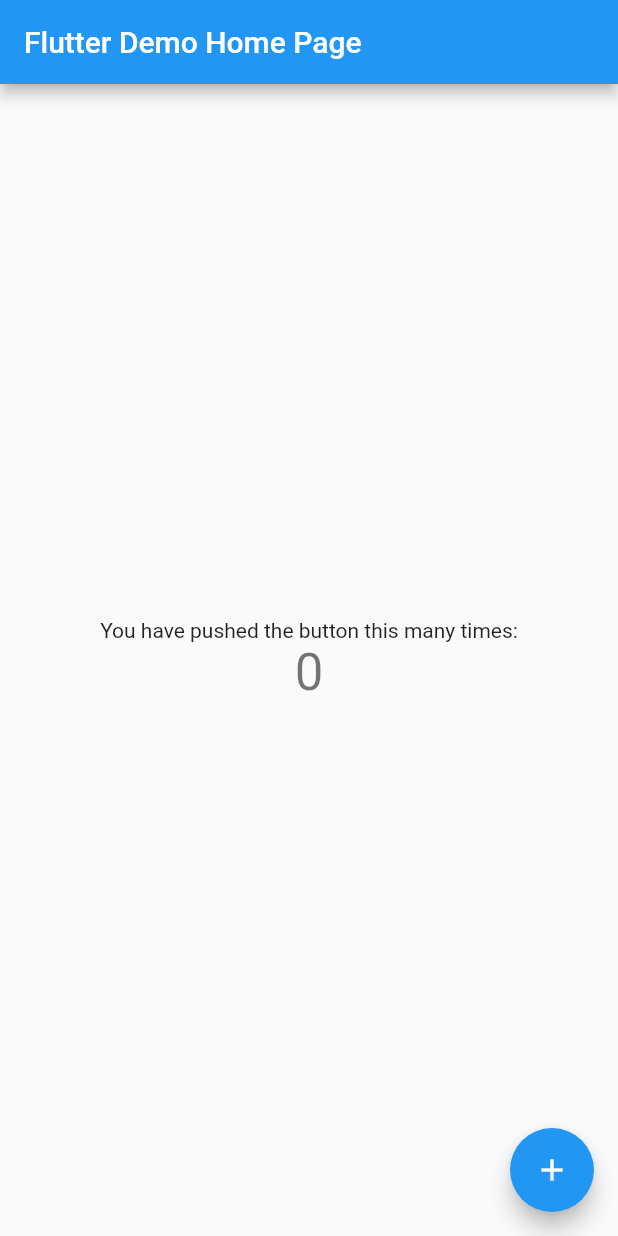
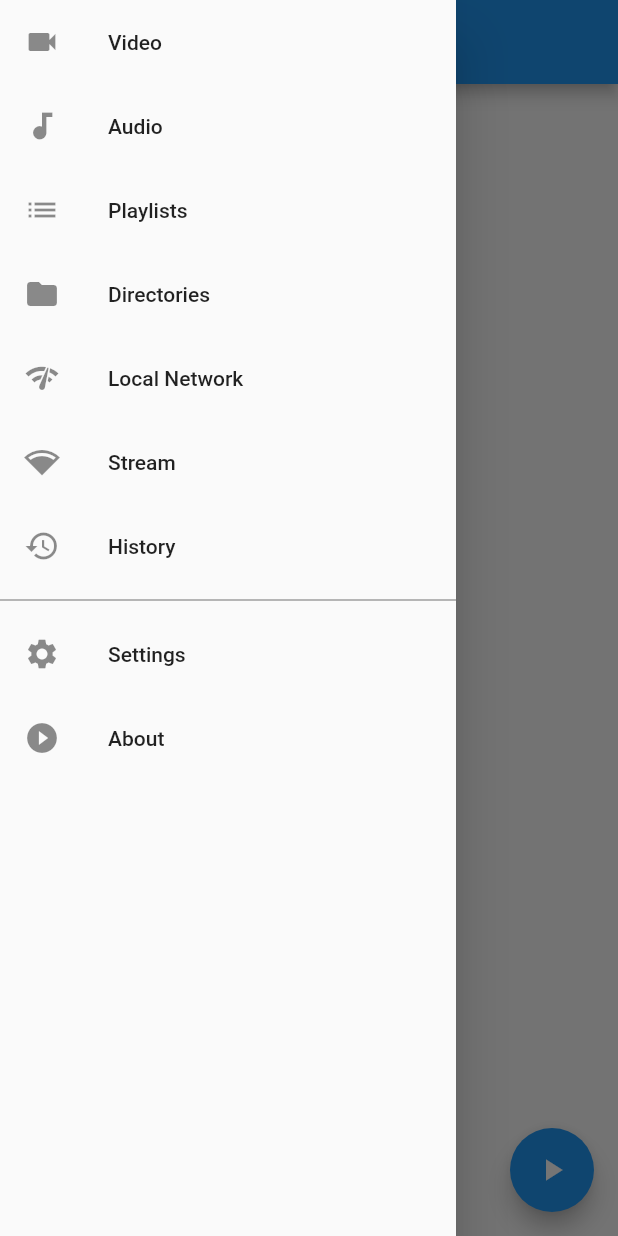
Before and after one commit to Mikiyas721/vlc, a Flutter app: the screen it shows after launch, with the side drawer open (before the commit the screen has no drawer), on a phone screen of 412 x 824 dp. Run offline on Flutter 3.47's test engine with Material 2 defaults, Android fonts, the phone set to English and light mode, and no system bars.

Commit message:
Added Main pages

```diff
--- a/lib/main.dart
+++ b/lib/main.dart
@@ -1,111 +1,38 @@
 import 'package:flutter/material.dart';
+import 'package:vlc/ui/pages/aboutPage.dart';
+import 'package:vlc/ui/pages/directoriesPage.dart';
+import 'package:vlc/ui/pages/historyPage.dart';
+import 'package:vlc/ui/pages/localNetworkPage.dart';
+import 'package:vlc/ui/pages/playlistsPage.dart';
+import 'package:vlc/ui/pages/settingsPage.dart';
+import 'package:vlc/ui/pages/streamPage.dart';
+import 'package:vlc/ui/pages/videoPage.dart';
+import 'ui/pages/audioPage.dart';
 
 void main() => runApp(MyApp());
 
 class MyApp extends StatelessWidget {
-  // This widget is the root of your application.
   @override
   Widget build(BuildContext context) {
     return MaterialApp(
-      title: 'Flutter Demo',
+      title: 'Vlc',
       theme: ThemeData(
-        // This is the theme of your application.
-        //
-        // Try running your application with "flutter run". You'll see the
-        // application has a blue toolbar. Then, without quitting the app, try
-        // changing the primarySwatch below to Colors.green and then invoke
-        // "hot reload" (press "r" in the console where you ran "flutter run",
-        // or simply save your changes to "hot reload" in a Flutter IDE).
-        // Notice that the counter didn't reset back to zero; the application
-        // is not restarted.
         primarySwatch: Colors.blue,
       ),
-      home: MyHomePage(title: 'Flutter Demo Home Page'),
+      routes: routes,
+      initialRoute: '/',
     );
   }
+
+  final routes = {
+    '/aboutPage': (BuildContext context) => AboutPage(),
+    '/audioPage': (BuildContext context) => AudioPage(),
+    '/directoriesPage': (BuildContext context) => DirectoriesPage(),
+    '/historyPage': (BuildContext context) => HistoryPage(),
+    '/localNetworkPage': (BuildContext context) => LocalNetworkPage(),
+    '/playlistsPage': (BuildContext context) => PlayListsPage(),
+    '/settingsPage': (BuildContext context) => SettingsPage(),
+    '/streamPage': (BuildContext context) => StreamPage(),
+    '/': (BuildContext context) => VideoPage()
+  };
 }
-
-class MyHomePage extends StatefulWidget {
-  MyHomePage({Key key, this.title}) : super(key: key);
-
-  // This widget is the home page of your application. It is stateful, meaning
-  // that it has a State object (defined below) that contains fields that affect
-  // how it looks.
-
-  // This class is the configuration for the state. It holds the values (in this
-  // case the title) provided by the parent (in this case the App widget) and
-  // used by the build method of the State. Fields in a Widget subclass are
-  // always marked "final".
-
-  final String title;
-
-  @override
-  _MyHomePageState createState() => _MyHomePageState();
-}
-
-class _MyHomePageState extends State<MyHomePage> {
-  int _counter = 0;
-
-  void _incrementCounter() {
-    setState(() {
-      // This call to setState tells the Flutter framework that something has
-      // changed in this State, which causes it to rerun the build method below
-      // so that the display can reflect the updated values. If we changed
-      // _counter without calling setState(), then the build method would not be
-      // called again, and so nothing would appear to happen.
-      _counter++;
-    });
-  }
-
-  @override
-  Widget build(BuildContext context) {
-    // This method is rerun every time setState is called, for instance as done
-    // by the _incrementCounter method above.
-    //
-    // The Flutter framework has been optimized to make rerunning build methods
-    // fast, so that you can just rebuild anything that needs updating rather
-    // than having to individually change instances of widgets.
-    return Scaffold(
-      appBar: AppBar(
-        // Here we take the value from the MyHomePage object that was created by
-        // the App.build method, and use it to set our appbar title.
-        title: Text(widget.title),
-      ),
-      body: Center(
-        // Center is a layout widget. It takes a single child and positions it
-        // in the middle of the parent.
-        child: Column(
-          // Column is also a layout widget. It takes a list of children and
-          // arranges them vertically. By default, it sizes itself to fit its
-          // children horizontally, and tries to be as tall as its parent.
-          //
-          // Invoke "debug painting" (press "p" in the console, choose the
-          // "Toggle Debug Paint" action from the Flutter Inspector in Android
-          // Studio, or the "Toggle Debug Paint" command in Visual Studio Code)
-          // to see the wireframe for each widget.
-          //
-          // Column has various properties to control how it sizes itself and
-          // how it positions its children. Here we use mainAxisAlignment to
-          // center the children vertically; the main axis here is the vertical
-          // axis because Columns are vertical (the cross axis would be
-          // horizontal).
-          mainAxisAlignment: MainAxisAlignment.center,
-          children: <Widget>[
-            Text(
-              'You have pushed the button this many times:',
-            ),
-            Text(
-              '$_counter',
-              style: Theme.of(context).textTheme.display1,
-            ),
-          ],
-        ),
-      ),
-      floatingActionButton: FloatingActionButton(
-        onPressed: _incrementCounter,
-        tooltip: 'Increment',
-        child: Icon(Icons.add),
-      ), // This trailing comma makes auto-formatting nicer for build methods.
-    );
-  }
-}
--- /dev/null
+++ b/lib/ui/customWidget/myDrawer.dart
@@ -0,0 +1,69 @@
+import 'package:flutter/material.dart';
+import 'package:vlc/ui/customWidget/myListTIle.dart';
+
+class MyDrawer extends StatelessWidget {
+  @override
+  Widget build(BuildContext context) {
+    return Drawer(
+      child: ListView(
+        children: <Widget>[
+          MyListTile(
+              leadingIcon: Icons.videocam,
+              title: 'Video',
+              onTap: () {
+                Navigator.pushReplacementNamed(context, '/');
+              }),
+          MyListTile(
+              leadingIcon: Icons.audiotrack,
+              title: 'Audio',
+              onTap: () {
+                Navigator.pushReplacementNamed(context, '/audioPage');
+              }),
+          MyListTile(
+              leadingIcon: Icons.list,
+              title: 'Playlists',
+              onTap: () {
+                Navigator.pushReplacementNamed(context, '/playlistsPage');
+              }),
+          MyListTile(
+              leadingIcon: Icons.folder,
+              title: 'Directories',
+              onTap: () {
+                Navigator.pushReplacementNamed(context, '/directoriesPage');
+              }),
+          MyListTile(
+              leadingIcon: Icons.network_check,
+              title: 'Local Network',
+              onTap: () {
+                Navigator.pushReplacementNamed(context, '/localNetworkPage');
+              }),
+          MyListTile(
+              leadingIcon: Icons.network_wifi,
+              title: 'Stream',
+              onTap: () {
+                Navigator.pushReplacementNamed(context, '/streamPage');
+              }),
+          MyListTile(
+              leadingIcon: Icons.history,
+              title: 'History',
+              onTap: () {
+                Navigator.pushReplacementNamed(context, '/historyPage');
+              }),
+          Divider(thickness: 1, color: Colors.grey),
+          MyListTile(
+              leadingIcon: Icons.settings,
+              title: 'Settings',
+              onTap: () {
+                Navigator.pushNamed(context, '/settingsPage');
+              }),
+          MyListTile(
+              leadingIcon: Icons.play_circle_filled,
+              title: 'About',
+              onTap: () {
+                Navigator.pushNamed(context, '/aboutPage');
+              }),
+        ],
+      ),
+    );
+  }
+}
--- /dev/null
+++ b/lib/ui/customWidget/myListTIle.dart
@@ -0,0 +1,19 @@
+import 'package:flutter/material.dart';
+
+class MyListTile extends StatelessWidget {
+  final IconData leadingIcon;
+  final String title;
+  final void Function() onTap;
+
+  MyListTile({this.leadingIcon, this.title, this.onTap});
+
+  @override
+  Widget build(BuildContext context) {
+    // TODO: implement build
+    return ListTile(
+      leading: Icon(leadingIcon),
+      title: Text(title),
+      onTap: onTap,
+    );
+  }
+}
--- /dev/null
+++ b/lib/ui/pages/aboutPage.dart
@@ -0,0 +1,13 @@
+import 'package:flutter/material.dart';
+
+class AboutPage extends StatelessWidget {
+  @override
+  Widget build(BuildContext context) {
+    return Scaffold(
+      appBar: AppBar(
+        title: Text('About'),
+      ),
+      body: Center(child: Text('About')),
+    );
+  }
+}
--- /dev/null
+++ b/lib/ui/pages/directoriesPage.dart
@@ -0,0 +1,16 @@
+import 'package:flutter/material.dart';
+import 'package:vlc/ui/customWidget/myDrawer.dart';
+
+class DirectoriesPage extends StatelessWidget{
+  @override
+  Widget build(BuildContext context) {
+    return Scaffold(
+      drawer: MyDrawer(),
+      appBar: AppBar(
+        title: Text('Directories'),
+      ),
+      body: Center(child: Text('Directories')),
+    );
+  }
+
+}
--- /dev/null
+++ b/lib/ui/pages/historyPage.dart
@@ -0,0 +1,15 @@
+import 'package:flutter/material.dart';
+import 'package:vlc/ui/customWidget/myDrawer.dart';
+
+class HistoryPage extends StatelessWidget {
+  @override
+  Widget build(BuildContext context) {
+    return Scaffold(
+      drawer: MyDrawer(),
+      appBar: AppBar(
+        title: Text('History'),
+      ),
+      body: Center(child: Text('History')),
+    );
+  }
+}
--- /dev/null
+++ b/lib/ui/pages/localNetworkPage.dart
@@ -0,0 +1,15 @@
+import 'package:flutter/material.dart';
+import 'package:vlc/ui/customWidget/myDrawer.dart';
+
+class LocalNetworkPage extends StatelessWidget {
+  @override
+  Widget build(BuildContext context) {
+    return Scaffold(
+      drawer: MyDrawer(),
+      appBar: AppBar(
+        title: Text('Local Network'),
+      ),
+      body: Center(child: Text('Local Network')),
+    );
+  }
+}
--- /dev/null
+++ b/lib/ui/pages/settingsPage.dart
@@ -0,0 +1,14 @@
+import 'package:flutter/material.dart';
+
+class SettingsPage extends StatelessWidget{
+  @override
+  Widget build(BuildContext context) {
+    return Scaffold(
+      appBar: AppBar(
+        title: Text('Settings'),
+      ),
+      body: Center(child: Text('Settings')),
+    );
+  }
+
+}
--- /dev/null
+++ b/lib/ui/pages/streamPage.dart
@@ -0,0 +1,16 @@
+import 'package:flutter/material.dart';
+import 'package:vlc/ui/customWidget/myDrawer.dart';
+
+class StreamPage extends StatelessWidget{
+  @override
+  Widget build(BuildContext context) {
+    return Scaffold(
+      drawer: MyDrawer(),
+      appBar: AppBar(
+        title: Text('Stream'),
+      ),
+      body: Center(child: Text('Stream')),
+    );
+  }
+
+}
--- /dev/null
+++ b/lib/ui/pages/videoPage.dart
@@ -0,0 +1,16 @@
+import 'package:flutter/material.dart';
+import 'package:vlc/ui/customWidget/myDrawer.dart';
+
+class VideoPage extends StatelessWidget {
+  @override
+  Widget build(BuildContext context) {
+    return Scaffold(
+      drawer: MyDrawer(),
+      appBar: AppBar(
+        title: Text('Video'),
+      ),
+      body: Center(child: Text('Videos')),
+      floatingActionButton: FloatingActionButton(child: Icon(Icons.play_arrow), onPressed: () {}),
+    );
+  }
+}
```
Also changed, not shown: lib/ui/pages/audioPage.dart (added, +29 -0 lines), lib/ui/pages/playlistsPage.dart (added, +16 -0 lines).
